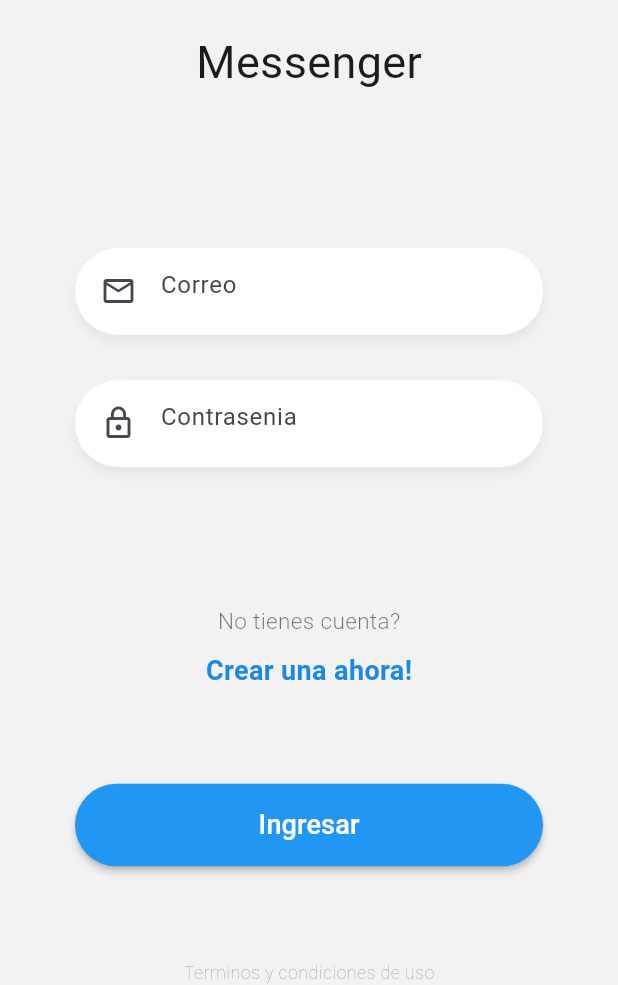
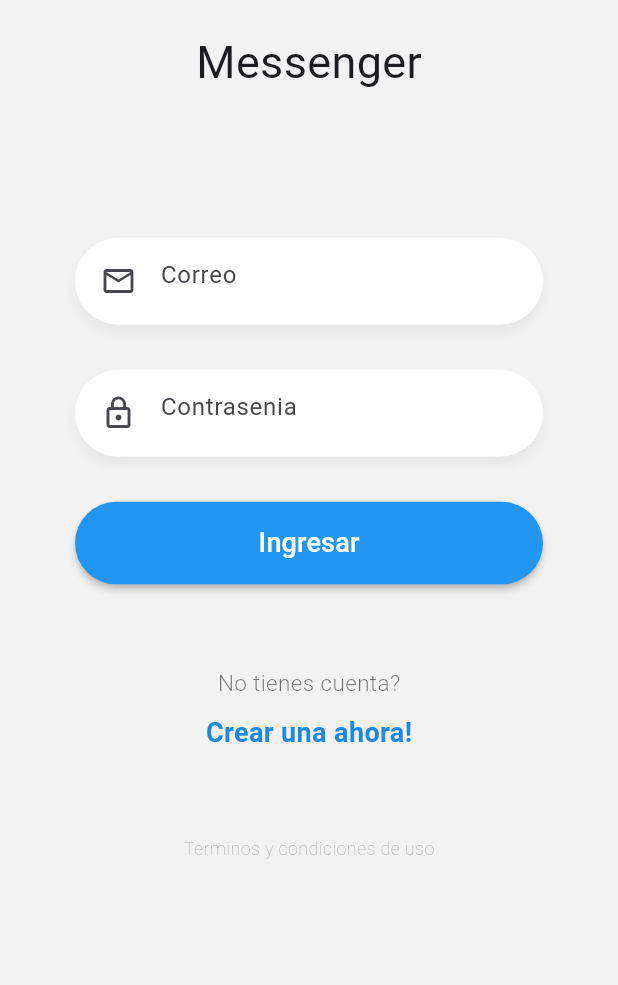
Before and after one commit to Yader1/flutter-chat-realtime, a Flutter app: the screen it shows after launch, on a phone screen of 412 x 824 dp, the part 251-1236 px from its top. Run offline on Flutter 3.47's test engine with Material 3 defaults, Android fonts, the phone set to English and light mode, and no system bars.

Commit message:
feat: SingleChildScrollView

```diff
--- a/lib/pages/login_page.dart
+++ b/lib/pages/login_page.dart
@@ -13,26 +13,23 @@ class LoginPage extends StatelessWidget {
     return Scaffold(
       backgroundColor: const Color(0xffF2F2F2),
       body: SafeArea(
-        child: Container(
-          padding: const EdgeInsets.symmetric(horizontal: 50),
-          child: Column(
+        child: SingleChildScrollView(
+          physics: const BouncingScrollPhysics(),
+          child: SizedBox(
+            height: MediaQuery.of(context).size.height * 0.9,
+            child: const Column(
               mainAxisAlignment: MainAxisAlignment.spaceBetween,
               children: [
-              const Logo(),
-              const _Form(),
-              const Labels(),
-              ButtonGeneral(
-                titulo: "Ingresar",
-                onPressed: (){
+                Logo(),
+                _Form(),
+                Labels(),
 
-                },
-              ),
-
-              const Text(
+                Text(
                   "Terminos y condiciones de uso",
                   style: TextStyle(color: Colors.black45, fontSize: 12, fontWeight: FontWeight.w200),
                 ),
               ],
+            ),
           ),
         ),
       )
@@ -55,6 +52,7 @@ class __FormState extends State<_Form> {
   Widget build(BuildContext context) {
     return Container(
       margin: const EdgeInsets.only(top: 40),
+      padding: const EdgeInsets.symmetric(horizontal: 50),
       child: Column(
         children: [
           CustomInput(
@@ -69,6 +67,13 @@ class __FormState extends State<_Form> {
             textEditingController: passCtrl,
             isPassword: true,
           ),
+
+          ButtonGeneral(
+            titulo: "Ingresar",
+            onPressed: (){
+
+            },
+          ),
         ],
       ),
     );
```
Lines whose indentation alone changed are shown as unchanged.
